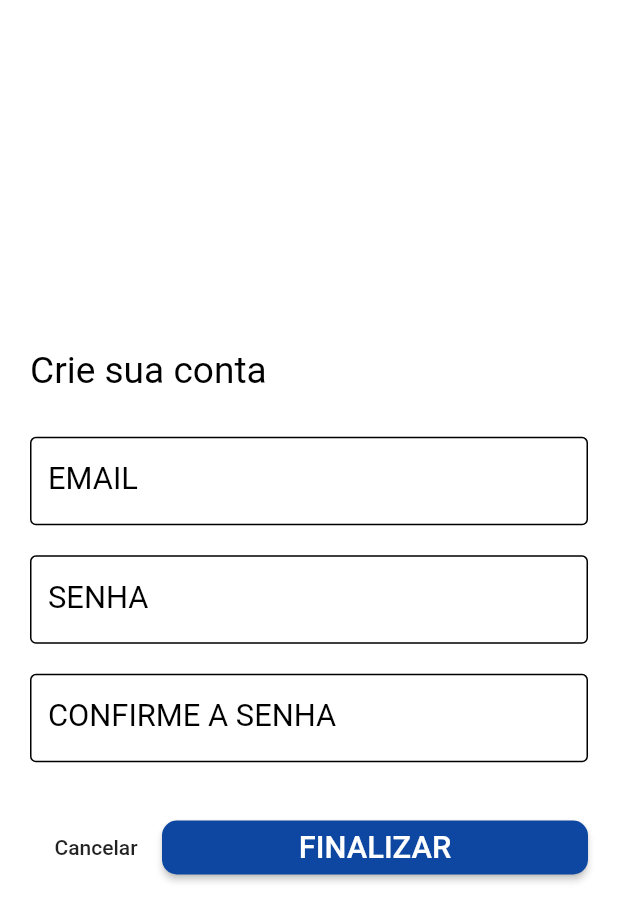
After one commit to danielmessi13/Anxiety, a Flutter app: the screen it shows after launch, after a tap on "Criar conta", on a phone screen of 412 x 824 dp. The commit adds this screen. Shown: the top 921 px of the screen. Run offline on Flutter 3.47's test engine with Material 2 defaults, Android fonts, the phone set to English and light mode, and no system bars; our stand-ins replace cloud_functions, dio, firebase_auth, flare_flutter, flutter_mobx, flutter_secure_storage and 4 more; missing offline and left inert: flare_dart, hasura_connect, oauth2; accounts and stored records are empty; generated files the repository leaves out were written again.

Commit message:
criando conta

```diff
--- a/lib/pages/login/login_page.dart
+++ b/lib/pages/login/login_page.dart
@@ -1,5 +1,6 @@
 import 'package:flutter/material.dart';
 import 'package:flutter_anxiety/pages/home/home_page.dart';
+import 'package:flutter_anxiety/pages/signin/signin_page.dart';
 
 import 'package:provider/provider.dart';
 
@@ -122,6 +123,20 @@ class _LoginPageState extends State<LoginPage> {
                       width: MediaQuery.of(context).size.width,
                       height: MediaQuery.of(context).size.width * 0.13,
                       margin: EdgeInsets.only(top: 20),
+                      child: Row(
+                        children: <Widget>[
+                          FlatButton(
+                            onPressed: () {
+                              Navigator.push(
+                                context,
+                                MaterialPageRoute(
+                                  builder: (context) => SignInPage(),
+                                ),
+                              );
+                            },
+                            child: Text('Criar conta'),
+                          ),
+                          Expanded(
                             child: Observer(builder: (_) {
                               return RaisedButton(
                                 shape: RoundedRectangleBorder(
@@ -143,7 +158,8 @@ class _LoginPageState extends State<LoginPage> {
                                 textColor: Colors.white,
                                 child: auth0Store.loading
                                     ? CircularProgressIndicator(
-                                  valueColor: AlwaysStoppedAnimation<Color>(
+                                        valueColor:
+                                            AlwaysStoppedAnimation<Color>(
                                           Colors.white,
                                         ),
                                       )
@@ -158,6 +174,9 @@ class _LoginPageState extends State<LoginPage> {
                           ),
                         ],
                       ),
+                    ),
+                  ],
+                ),
               );
             },
           ),
--- /dev/null
+++ b/lib/pages/signin/signin_page.dart
@@ -0,0 +1,185 @@
+import 'dart:convert';
+
+import 'package:dio/dio.dart';
+import 'package:flutter/material.dart';
+import 'package:flutter_anxiety/core/font_size/font_size.dart';
+import 'package:flutter_anxiety/core/widgets/custom_text_field.dart';
+import 'package:flutter_mobx/flutter_mobx.dart';
+import 'package:mobx/mobx.dart';
+
+import 'signin_store.dart';
+
+class SignInPage extends StatefulWidget {
+  @override
+  _SignInPageState createState() => _SignInPageState();
+}
+
+class _SignInPageState extends State<SignInPage> {
+  GlobalKey<ScaffoldState> _scaffoldKey = GlobalKey<ScaffoldState>();
+
+  final emailController = TextEditingController();
+  final passwordController = TextEditingController();
+  final passwordConfirmationController = TextEditingController();
+
+  final emailFocus = FocusNode();
+  final passwordFocus = FocusNode();
+  final passwordConfirmationFocus = FocusNode();
+
+  final signInController = SignInStore();
+
+  @override
+  Widget build(BuildContext context) {
+    return Scaffold(
+      key: _scaffoldKey,
+      backgroundColor: Colors.white,
+      body: Center(
+        child: SingleChildScrollView(
+          padding: EdgeInsets.symmetric(horizontal: 20, vertical: 8),
+          child: Form(
+            child: Column(
+              children: <Widget>[
+                Align(
+                  alignment: Alignment.centerLeft,
+                  child: Text(
+                    'Crie sua conta',
+                    style: TextStyle(
+                      color: Colors.black,
+                      fontSize: fontSize(context) * 1.2,
+                    ),
+                  ),
+                ),
+                SizedBox(height: 20),
+                Observer(
+                  builder: (_) {
+                    return Column(
+                      children: <Widget>[
+                        CustomTextField(
+                          controller: emailController,
+                          label: 'EMAIL',
+                          error: signInController.emailError,
+                          focus: null,
+                          nextFocus: passwordFocus,
+                          type: TextInputType.emailAddress,
+                        ),
+                        CustomTextField(
+                          controller: passwordController,
+                          label: 'SENHA',
+                          error: signInController.passwordError,
+                          last: true,
+                          obscure: true,
+                          focus: passwordFocus,
+                          nextFocus: passwordConfirmationFocus,
+                          type: TextInputType.visiblePassword,
+                        ),
+                        CustomTextField(
+                          controller: passwordConfirmationController,
+                          label: 'CONFIRME A SENHA',
+                          error: signInController.passwordConfirmationError,
+                          last: true,
+                          obscure: true,
+                          focus: passwordConfirmationFocus,
+                          nextFocus: FocusNode(),
+                          type: TextInputType.visiblePassword,
+                        ),
+                      ],
+                    );
+                  },
+                ),
+                Container(
+                  width: MediaQuery.of(context).size.width,
+                  height: MediaQuery.of(context).size.width * 0.13,
+                  margin: EdgeInsets.only(top: 20),
+                  child: Row(
+                    children: <Widget>[
+                      FlatButton(
+                        onPressed: () {
+                          Navigator.pop(context);
+                        },
+                        child: Text('Cancelar'),
+                      ),
+                      Expanded(
+                        child: RaisedButton(
+                          shape: RoundedRectangleBorder(
+                            borderRadius: BorderRadius.circular(10),
+                          ),
+                          onPressed: () async {
+                            if (signInController.isValid(
+                              emailController.text,
+                              passwordController.text,
+                              passwordConfirmationController.text,
+                            )) {
+                              try {
+                                await Dio().post(
+                                  'https://dev-pa7un662.auth0.com/dbconnections/signup',
+                                  data: {
+                                    'email': emailController.text,
+                                    'password': passwordController.text,
+                                    'client_id':
+                                        'gg64KJZy2G6xmO5b7zlysEZvA6WiJI1f',
+                                    'connection':
+                                        'Username-Password-Authentication'
+                                  },
+                                );
+                                Navigator.pop(context);
+                              } on DioError catch (e) {
+                                if (e.response.statusCode == 400) {
+                                  String error = e.response.data['code'] ??
+                                      e.response.data['error'];
+                                  print(error);
+                                  if (error.contains('invalid_signup')) {
+                                    showSnackBarError('Email já cadastrado');
+                                  } else if (error.contains('error in email')) {
+                                    showSnackBarError('Email inválido');
+                                  } else if (error
+                                      .contains('invalid_password')) {
+                                    showSnackBarError('Senha inválida');
+                                  } else {
+                                    showSnackBarError('Erro desconhecido');
+                                  }
+                                }
+                              }
+                            }
+                          },
+                          color: Colors.blue[900],
+                          textColor: Colors.white,
+                          child: Text(
+                            'Finalizar'.toUpperCase(),
+                            style: TextStyle(
+                              fontSize: fontSize(context),
+                            ),
+                          ),
+                        ),
+                      ),
+                    ],
+                  ),
+                ),
+              ],
+            ),
+          ),
+        ),
+      ),
+    );
+  }
+
+  void showSnackBarError(String text) {
+    _scaffoldKey.currentState
+      ..hideCurrentSnackBar()
+      ..showSnackBar(
+        SnackBar(
+          content: Text(text),
+          backgroundColor: Colors.red,
+        ),
+      );
+  }
+
+  @override
+  void dispose() {
+    emailFocus.dispose();
+    passwordFocus.dispose();
+
+    emailController.dispose();
+    passwordController.dispose();
+
+    super.dispose();
+  }
+}
--- a/pubspec.yaml
+++ b/pubspec.yaml
@@ -37,6 +37,7 @@ dependencies:
   provider: ^4.0.4
   google_fonts: ^0.3.9
   jiffy: ^2.2.0
+  dio: ^3.0.9
   # Animation
   flare_flutter: ^1.8.3
   rive: ^0.0.1
```
Also changed, not shown: lib/pages/signin/signin_store.dart (added, +47 -0 lines), lib/pages/signin/signin_store.g.dart (added), pubspec.lock. Lines whose indentation alone changed are shown as unchanged.
